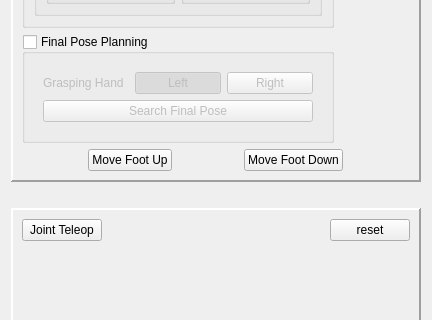
The window that src/app/ddTeleopPanel.ui (RobotLocomotion/director) describes before a commit, drawn with Qt 5; both pictures show x 0 to 432 and y 379 to 699 of the 432 by 1030 pixel window.
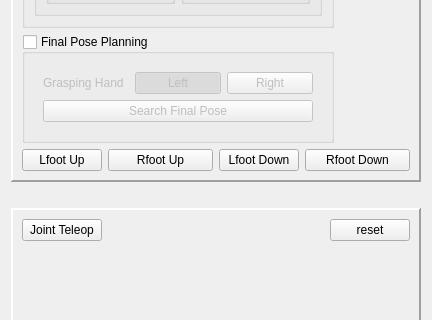
The same window after the commit.

Commit message: controls for standing on one foot

The edit to the form file:
```diff
--- a/src/app/ddTeleopPanel.ui
+++ b/src/app/ddTeleopPanel.ui
@@ -639,12 +639,19 @@
            </sizepolicy>
           </property>
           <property name="text">
-           <string>Move Foot Up</string>
+           <string>Lfoot Up</string>
           </property>
          </widget>
         </item>
         <item>
-         <widget class="QPushButton" name="pushButton">
+         <widget class="QPushButton" name="rFootUpButton">
+          <property name="text">
+           <string>Rfoot Up</string>
+          </property>
+         </widget>
+        </item>
+        <item>
+         <widget class="QPushButton" name="lFootDownButton">
           <property name="sizePolicy">
            <sizepolicy hsizetype="Maximum" vsizetype="Fixed">
             <horstretch>0</horstretch>
@@ -652,7 +659,14 @@
            </sizepolicy>
           </property>
           <property name="text">
-           <string>Move Foot Down</string>
+           <string>Lfoot Down</string>
+          </property>
+         </widget>
+        </item>
+        <item>
+         <widget class="QPushButton" name="rFootDownButton">
+          <property name="text">
+           <string>Rfoot Down</string>
           </property>
          </widget>
         </item>
```
Left out of the diff: 2 changed lines with no effect on the pictures. The commit also changes 1 other file.
